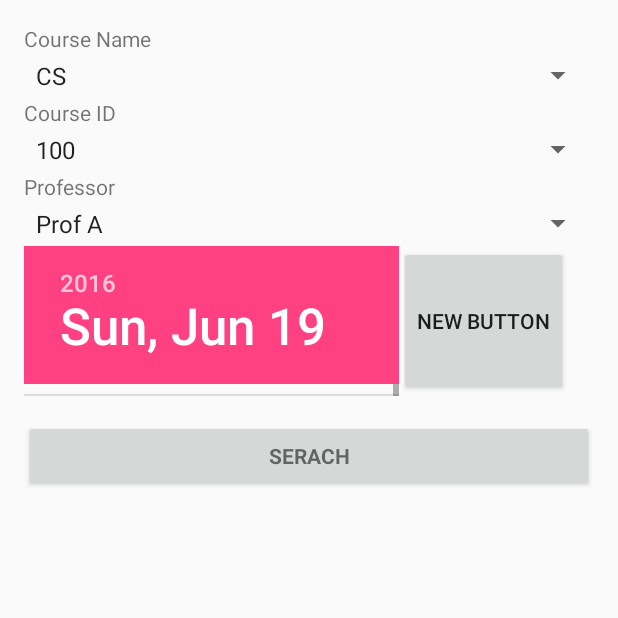
After one commit to Tiasa/CS446Awesomeness, an Android app: the DownloadActivity screen opened directly, with no data from a screen before it, on a phone screen of 412 x 824 dp, the top half of it. The commit adds this screen. Run offline under Robolectric (Android 15) with nearby library versions, the phone set to English and light mode, and no system bars.

Commit message:
aaron
download activity
not finished

```diff
--- a/NoteBank/app/src/main/AndroidManifest.xml
+++ b/NoteBank/app/src/main/AndroidManifest.xml
@@ -22,6 +22,14 @@
                 <category android:name="android.intent.category.LAUNCHER" />
             </intent-filter>
         </activity>
+        <activity
+            android:label="@string/app_name"
+            android:name=".DownloadActivity" >
+        </activity>
+        <activity
+            android:label="@string/app_name"
+            android:name=".SearchResultView" >
+        </activity>
     </application>
 
 </manifest>
--- /dev/null
+++ b/NoteBank/app/src/main/java/cs446/notebank/CustomOnItemSelectedListener.java
@@ -0,0 +1,19 @@
+package cs446.notebank;
+
+import android.view.View;
+import android.widget.AdapterView;
+import android.widget.AdapterView.OnItemSelectedListener;
+import android.widget.Toast;
+
+public class CustomOnItemSelectedListener implements OnItemSelectedListener {
+
+    public void onItemSelected(AdapterView<?> parent, View view, int pos,long id) {
+        //
+    }
+
+    @Override
+    public void onNothingSelected(AdapterView<?> arg0) {
+        // TODO Auto-generated method stub
+    }
+
+}
--- /dev/null
+++ b/NoteBank/app/src/main/java/cs446/notebank/DownloadActivity.java
@@ -0,0 +1,100 @@
+package cs446.notebank;
+
+import java.util.ArrayList;
+import java.util.List;
+import android.content.Context;
+import android.content.Intent;
+import android.app.Activity;
+import android.os.Bundle;
+import android.view.View;
+import android.widget.AutoCompleteTextView;
+import android.view.View.OnClickListener;
+import android.widget.Button;
+import android.widget.ArrayAdapter;
+import android.widget.EditText;
+import android.widget.Spinner;
+import android.widget.AdapterView.OnItemSelectedListener;
+import android.widget.AdapterView;
+import android.widget.Toast;
+
+import org.w3c.dom.Text;
+
+/**
+ * Created by aaronlovejan on 6/10/16.OO
+ */
+public class DownloadActivity extends Activity {
+
+    private Spinner sp_course_name,sp_course_id,sp_course_prof;
+    Button btnSubmit;
+
+    @Override
+    protected void onCreate(Bundle savedInstanceState) {
+        super.onCreate(savedInstanceState);
+        setContentView(R.layout.activity_download);
+
+        addItemsOnSpinner();
+        addListenerOnButton();
+        addListenerOnSpinnerItemSelection();
+    }
+
+    // add items into spinner dynamically
+    public void addItemsOnSpinner() {
+        // TODO: 6/17/16 The course info should query from server
+        // TODO: 6/17/16 And the course info should match each other
+        String list_CN[] = {"CS","Math","SE"};
+        String list_CID[] = {"100","200","300"};
+        String list_CProf[] = {"Prof A","Prof B"};
+        sp_course_name = (Spinner) findViewById(R.id.course_name);
+        sp_course_id = (Spinner) findViewById(R.id.course_id);
+        sp_course_prof = (Spinner) findViewById(R.id.course_prof);
+
+        // generate all drop-down list
+        ArrayAdapter<String>  dataAdapter = new ArrayAdapter<String>(this,
+                android.R.layout.simple_spinner_item, list_CN);
+        dataAdapter.setDropDownViewResource(android.R.layout.simple_spinner_dropdown_item);
+        sp_course_name.setAdapter(dataAdapter);
+
+        dataAdapter = new ArrayAdapter<String>(this,
+                android.R.layout.simple_spinner_item, list_CID);
+        dataAdapter.setDropDownViewResource(android.R.layout.simple_spinner_dropdown_item);
+        sp_course_id.setAdapter(dataAdapter);
+
+        dataAdapter = new ArrayAdapter<String>(this,
+                android.R.layout.simple_spinner_item, list_CProf);
+        dataAdapter.setDropDownViewResource(android.R.layout.simple_spinner_dropdown_item);
+        sp_course_prof.setAdapter(dataAdapter);
+    }
+
+    public void addListenerOnSpinnerItemSelection() {
+        // TODO: 6/17/16 may not need listener for each spinner
+        sp_course_name = (Spinner) findViewById(R.id.course_name);
+        sp_course_name.setOnItemSelectedListener(new CustomOnItemSelectedListener());
+    }
+
+    // get the selected dropdown list value
+    public void addListenerOnButton() {
+
+        sp_course_name = (Spinner) findViewById(R.id.course_name);
+        sp_course_id = (Spinner) findViewById(R.id.course_id);
+        btnSubmit = (Button) findViewById(R.id.couse_search);
+        final Context context = this;
+
+        btnSubmit.setOnClickListener(new OnClickListener() {
+
+            @Override
+            public void onClick(View v) {
+                // TODO: 6/17/16 need serach
+                Toast.makeText(DownloadActivity.this,
+                        "OnClickListener : " +
+                                "\nSpinner 1 : " + String.valueOf(sp_course_name.getSelectedItem()) +
+                                "\nSpinner 2 : " + String.valueOf(sp_course_id.getSelectedItem()),
+                        Toast.LENGTH_SHORT).show();
+
+                Intent intent = new Intent(context, SearchResultView.class);
+                startActivity(intent);
+
+            }
+        });
+    }
+
+}
--- a/NoteBank/app/src/main/java/cs446/notebank/LoginActivity.java
+++ b/NoteBank/app/src/main/java/cs446/notebank/LoginActivity.java
@@ -11,6 +11,8 @@ import android.app.LoaderManager.LoaderCallbacks;
 
 import android.content.CursorLoader;
 import android.content.Loader;
+import android.content.Intent;
+import android.content.Context;
 import android.database.Cursor;
 import android.net.Uri;
 import android.os.AsyncTask;
@@ -49,7 +51,8 @@ public class LoginActivity extends AppCompatActivity implements LoaderCallbacks<
      * TODO: remove after connecting to a real authentication system.
      */
     private static final String[] DUMMY_CREDENTIALS = new String[]{
-            "foo@example.com:hello", "bar@example.com:world"
+            "foo@example.com:hello",
+            "bar@example.com:world"
     };
     /**
      * Keep track of the login task to ensure we can cancel it if requested.
@@ -116,6 +119,7 @@ public class LoginActivity extends AppCompatActivity implements LoaderCallbacks<
                         @TargetApi(Build.VERSION_CODES.M)
                         public void onClick(View v) {
                             requestPermissions(new String[]{READ_CONTACTS}, REQUEST_READ_CONTACTS);
+
                         }
                     });
         } else {
--- /dev/null
+++ b/NoteBank/app/src/main/java/cs446/notebank/SearchResultModel.java
@@ -0,0 +1,11 @@
+package cs446.notebank;
+
+/**
+ * Created by aaronlovejan on 6/19/16.
+ */
+public class SearchResultModel {
+    private int user_id;
+    private String user_name;
+    private String format;
+    private String url;
+}
--- /dev/null
+++ b/NoteBank/app/src/main/java/cs446/notebank/SearchResultView.java
@@ -0,0 +1,45 @@
+package cs446.notebank;
+
+import android.app.Activity;
+import android.os.Bundle;
+import android.app.Activity;
+import android.os.Bundle;
+import android.widget.ScrollView;
+import android.widget.LinearLayout;
+import android.widget.Button;
+import android.widget.TextView;
+import android.widget.EditText;
+import android.widget.CheckBox;
+
+
+/**
+ * Created by aaronlovejan on 6/17/16.
+ */
+public class SearchResultView extends Activity {
+
+
+    protected void onCreate(Bundle savedInstanceState) {
+        super.onCreate(savedInstanceState);
+        setContentView(R.layout.searchresult);
+
+        ScrollView sv = new ScrollView(this);
+        LinearLayout ll = new LinearLayout(this);
+        ll.setOrientation(LinearLayout.VERTICAL);
+        sv.addView(ll);
+
+
+        // real info should come from model
+        for(int i = 0; i < 10; i++) {
+            TextView tv = new TextView(this);
+            tv.setText("Name + Format");
+            ll.addView(tv);
+            Button b = new Button(this);
+            b.setText("Preview");
+            ll.addView(b);
+        }
+        this.setContentView(sv);
+
+
+    }
+
+}
--- /dev/null
+++ b/NoteBank/app/src/main/res/layout/activity_download.xml
@@ -0,0 +1,105 @@
+<LinearLayout xmlns:android="http://schemas.android.com/apk/res/android"
+    xmlns:tools="http://schemas.android.com/tools"
+    android:layout_width="match_parent"
+    android:layout_height="match_parent"
+    android:gravity="center_horizontal"
+    android:orientation="vertical"
+    android:paddingBottom="@dimen/activity_vertical_margin"
+    android:paddingLeft="@dimen/activity_horizontal_margin"
+    android:paddingRight="@dimen/activity_horizontal_margin"
+    android:paddingTop="@dimen/activity_vertical_margin"
+    tools:context="cs446.notebank.LoginActivity">
+
+    <!-- Login progress -->
+
+    <ScrollView
+        android:id="@+id/login_form"
+        android:layout_width="match_parent"
+        android:layout_height="match_parent">
+
+        <LinearLayout
+            android:id="@+id/email_login_form"
+            android:layout_width="match_parent"
+            android:layout_height="wrap_content"
+            android:orientation="vertical"
+            android:weightSum="1">
+
+            <TextView
+                android:layout_width="wrap_content"
+                android:layout_height="wrap_content"
+                android:textAppearance="?android:attr/textAppearanceSmall"
+                android:text="Course Name"
+                android:id="@+id/textView1" />
+
+            <Spinner
+                android:layout_width="match_parent"
+                android:layout_height="30dp"
+                android:id="@+id/course_name"
+                android:layout_gravity="center_horizontal"
+                android:spinnerMode="dropdown" />
+
+
+            <TextView
+                android:layout_width="wrap_content"
+                android:layout_height="wrap_content"
+                android:textAppearance="?android:attr/textAppearanceSmall"
+                android:text="Course ID"
+                android:id="@+id/textView2" />
+
+            <Spinner
+                android:layout_width="match_parent"
+                android:layout_height="30dp"
+                android:id="@+id/course_id"
+                android:layout_gravity="center_horizontal"
+                android:spinnerMode="dropdown" />
+
+            <TextView
+                android:layout_width="wrap_content"
+                android:layout_height="wrap_content"
+                android:textAppearance="?android:attr/textAppearanceSmall"
+                android:text="Professor"
+                android:id="@+id/textView3" />
+
+            <Spinner
+                android:layout_width="match_parent"
+                android:layout_height="30dp"
+                android:id="@+id/course_prof"
+                android:layout_gravity="center_horizontal"
+                android:spinnerMode="dropdown"
+                android:layout_weight="0.80" />
+
+
+            <LinearLayout
+                android:orientation="horizontal"
+                android:layout_width="match_parent"
+                android:layout_height="100dp"
+                android:layout_gravity="center_horizontal">
+
+                <DatePicker
+                    android:layout_width="250dp"
+                    android:layout_height="fill_parent"
+                    android:id="@+id/datePicker" />
+
+                <Button
+                    style="?android:attr/buttonStyleSmall"
+                    android:layout_width="wrap_content"
+                    android:layout_height="fill_parent"
+                    android:text="New Button"
+                    android:id="@+id/button" />
+            </LinearLayout>
+
+            <Button
+                android:id="@+id/couse_search"
+                style="?android:textAppearanceSmall"
+                android:layout_width="match_parent"
+                android:layout_height="wrap_content"
+                android:layout_marginTop="16dp"
+                android:text="@string/serach"
+                android:textStyle="bold" />
+
+
+
+
+        </LinearLayout>
+    </ScrollView>
+</LinearLayout>
--- /dev/null
+++ b/NoteBank/app/src/main/res/layout/openpdf.xml
@@ -0,0 +1,6 @@
+<?xml version="1.0" encoding="utf-8"?>
+<LinearLayout xmlns:android="http://schemas.android.com/apk/res/android"
+    android:orientation="vertical" android:layout_width="match_parent"
+    android:layout_height="match_parent">
+
+</LinearLayout>
--- /dev/null
+++ b/NoteBank/app/src/main/res/layout/searchresult.xml
@@ -0,0 +1,6 @@
+<?xml version="1.0" encoding="utf-8"?>
+<LinearLayout xmlns:android="http://schemas.android.com/apk/res/android"
+    android:orientation="vertical" android:layout_width="match_parent"
+    android:layout_height="match_parent">
+
+</LinearLayout>
--- a/NoteBank/app/src/main/res/values/strings.xml
+++ b/NoteBank/app/src/main/res/values/strings.xml
@@ -13,4 +13,5 @@
     <string name="permission_rationale">"Contacts permissions are needed for providing email
         completions."
     </string>
+    <string name="serach">serach</string>
 </resources>
```
